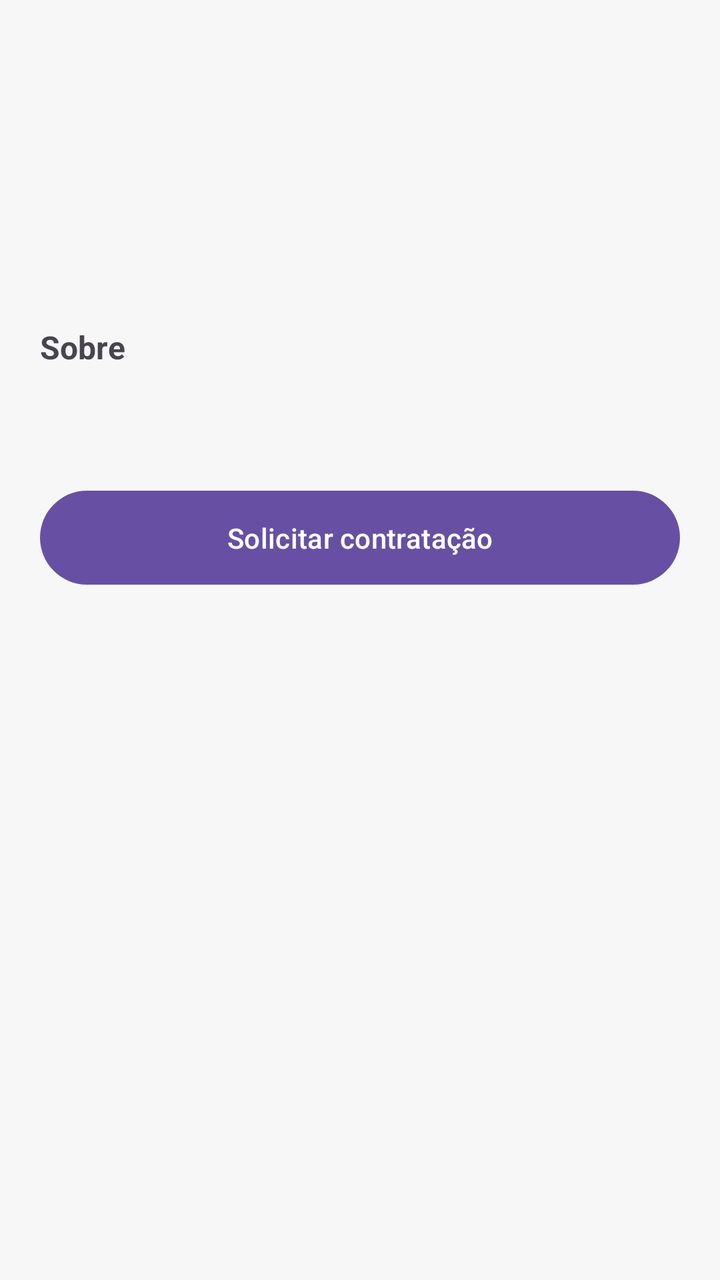
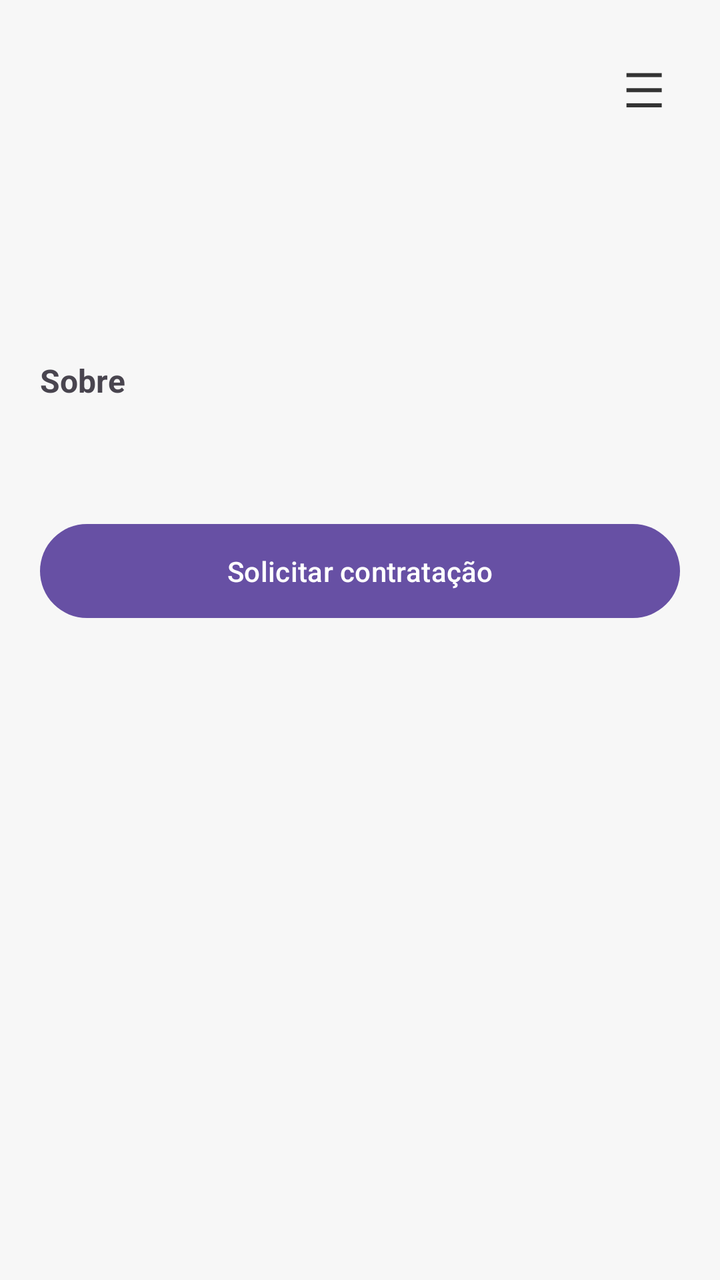

The first picture is an Android layout as it rendered before a commit; the second is the same layout after the commit. The layout source and the unified diff follow.
<!-- AndroidManifest.xml: application theme Theme.MeuFreela -->
<!-- res/layout/activity_detalhe_freelancer.xml -->
<?xml version="1.0" encoding="utf-8"?>
<ScrollView xmlns:android="http://schemas.android.com/apk/res/android"
    android:layout_width="match_parent"
    android:layout_height="match_parent"
    android:background="#F7F7F7">

    <LinearLayout
        android:layout_width="match_parent"
        android:layout_height="wrap_content"
        android:orientation="vertical"
        android:padding="20dp">

        <TextView
            android:id="@+id/textNome"
            android:layout_width="match_parent"
            android:layout_height="wrap_content"
            android:textSize="24sp"
            android:textStyle="bold" />

        <TextView
            android:id="@+id/textCategoria"
            android:layout_width="wrap_content"
            android:layout_height="wrap_content"
            android:layout_marginTop="4dp"
            android:textSize="14sp"
            android:textColor="#666666" />

        <TextView
            android:id="@+id/textVerificado"
            android:layout_width="wrap_content"
            android:layout_height="wrap_content"
            android:layout_marginTop="8dp"
            android:text="✓ Verificado"
            android:textColor="#4CAF50"
            android:visibility="gone" />

        <TextView
            android:id="@+id/textAvaliacao"
            android:layout_width="wrap_content"
            android:layout_height="wrap_content"
            android:layout_marginTop="12dp"
            android:textSize="15sp"
            android:textColor="#F5A623" />

        <TextView
            android:id="@+id/textPreco"
            android:layout_width="wrap_content"
            android:layout_height="wrap_content"
            android:layout_marginTop="8dp"
            android:textSize="20sp"
            android:textStyle="bold"
            android:textColor="#6200EE" />

        <TextView
            android:layout_width="wrap_content"
            android:layout_height="wrap_content"
            android:layout_marginTop="20dp"
            android:text="Sobre"
            android:textSize="16sp"
            android:textStyle="bold" />

        <TextView
            android:id="@+id/textDescricao"
            android:layout_width="match_parent"
            android:layout_height="wrap_content"
            android:layout_marginTop="6dp"
            android:textSize="14sp" />

        <com.google.android.material.button.MaterialButton
            android:id="@+id/botaoContratar"
            android:layout_width="match_parent"
            android:layout_height="wrap_content"
            android:layout_marginTop="32dp"
            android:padding="14dp"
            android:text="Solicitar contratação" />
    </LinearLayout>
</ScrollView>
<!-- resources referenced by this layout -->
<resources>
  <style name="Theme.MeuFreela" parent="Base.Theme.MeuFreela" />
  <style name="Base.Theme.MeuFreela" parent="Theme.Material3.DayNight.NoActionBar">
          
          
      </style>
</resources>

<!-- the commit's change to res/layout/activity_detalhe_freelancer.xml (unified diff, before → after) -->
@@ -10,12 +10,29 @@
         android:orientation="vertical"
         android:padding="20dp">
 
-        <TextView
-            android:id="@+id/textNome"
+        <LinearLayout
             android:layout_width="match_parent"
             android:layout_height="wrap_content"
-            android:textSize="24sp"
-            android:textStyle="bold" />
+            android:orientation="horizontal"
+            android:gravity="center_vertical">
+
+            <TextView
+                android:id="@+id/textNome"
+                android:layout_width="0dp"
+                android:layout_height="wrap_content"
+                android:layout_weight="1"
+                android:textSize="24sp"
+                android:textStyle="bold" />
+
+            <TextView
+                android:id="@+id/botaoMenu"
+                android:layout_width="wrap_content"
+                android:layout_height="wrap_content"
+                android:padding="8dp"
+                android:text="☰"
+                android:textColor="#333333"
+                android:textSize="24sp" />
+        </LinearLayout>
 
         <TextView
             android:id="@+id/textCategoria"
